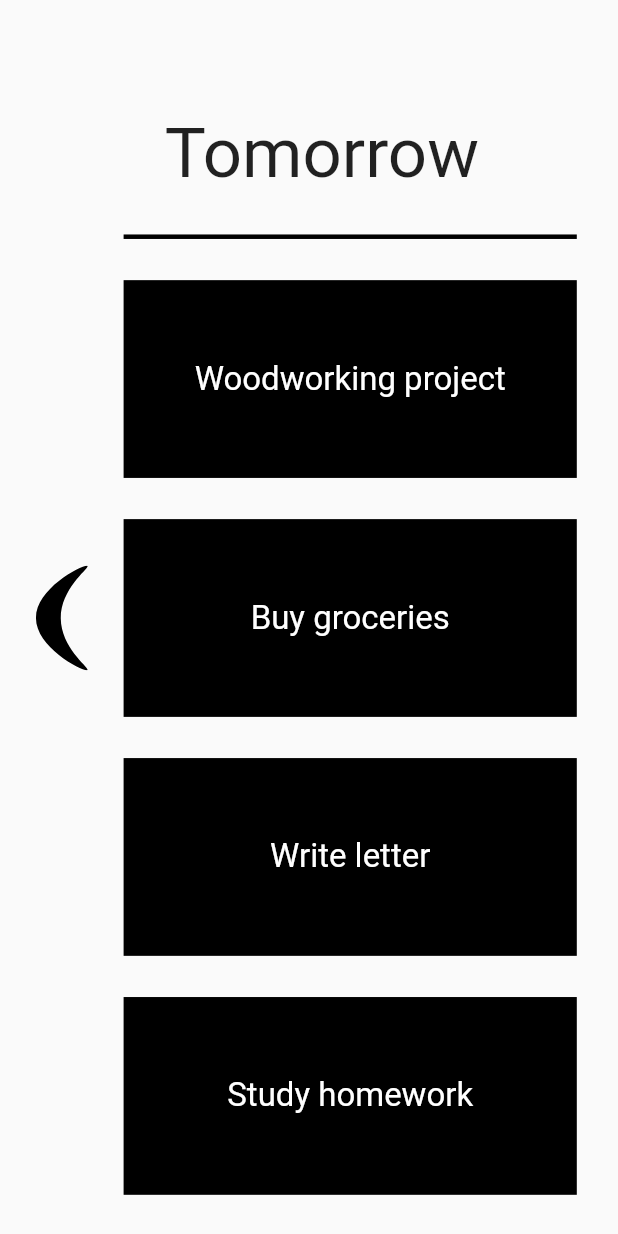
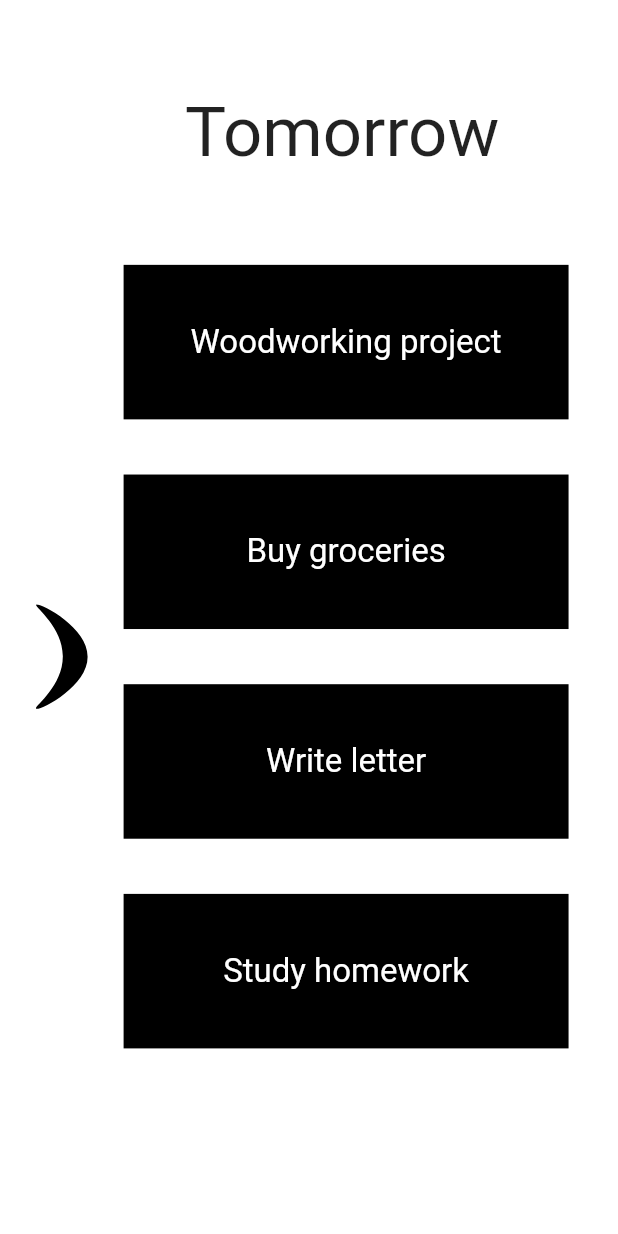
Before and after one commit to eighty4/todai, a Flutter app: the screen it shows after launch, after a tap on an icon or button, on a phone screen of 412 x 824 dp. Run offline on Flutter 3.47's test engine with Material 2 defaults, Android fonts, the phone set to English and light mode, and no system bars; our stand-ins replace flutter_svg.

Commit message:
refactoring ui

```diff
--- /dev/null
+++ b/lib/boomerang.dart
@@ -0,0 +1,94 @@
+import 'package:flutter/material.dart';
+import 'package:flutter_svg/svg.dart';
+import 'day.dart';
+import 'dimensions.dart';
+
+enum BoomerangDirection { up, right, down, left }
+
+extension on BoomerangDirection {
+  int quarterTurns() {
+    switch (this) {
+      case BoomerangDirection.up:
+        return 1;
+      case BoomerangDirection.right:
+        return 2;
+      case BoomerangDirection.down:
+        return 3;
+      case BoomerangDirection.left:
+        return 4;
+    }
+  }
+}
+
+class BoomerangSvgPicture extends StatelessWidget {
+  final BoomerangDirection direction;
+  final double height;
+  final double width;
+
+  const BoomerangSvgPicture(
+      {super.key,
+      required this.direction,
+      required this.height,
+      required this.width});
+
+  @override
+  Widget build(BuildContext context) {
+    return RotatedBox(
+      quarterTurns: direction.quarterTurns(),
+      child: SvgPicture.asset("assets/boomerang.svg",
+          height: height,
+          width: width,
+          alignment: Alignment.center,
+          color: Colors.black,
+          fit: BoxFit.contain),
+    );
+  }
+}
+
+class Boomerang extends StatelessWidget {
+  static const double svgWidth = 35;
+  static const double svgHeight = 70;
+  static const double halfSvgWidth = svgWidth / 2;
+  static const double halfSvgHeight = svgHeight / 2;
+
+  final Day day;
+  final TodaiDimensions dimensions;
+  final VoidCallback onTap;
+
+  const Boomerang(
+      {super.key,
+      required this.day,
+      required this.dimensions,
+      required this.onTap});
+
+  @override
+  Widget build(BuildContext context) {
+    final positionedFromTop = (dimensions.screenSize.height / 2) -
+        halfSvgHeight +
+        (dimensions.blockHeight / 4);
+    final positionedFromEdge = dimensions.gutterWidth / 2 - halfSvgWidth;
+    final svg = GestureDetector(
+      onTap: onTap,
+      child: BoomerangSvgPicture(
+          direction: day == Day.today
+              ? BoomerangDirection.left
+              : BoomerangDirection.right,
+          height: svgHeight,
+          width: svgWidth),
+    );
+    switch (day) {
+      case Day.today:
+        return Positioned(
+          top: positionedFromTop,
+          right: positionedFromEdge,
+          child: svg,
+        );
+      case Day.tomorrow:
+        return Positioned(
+          top: positionedFromTop,
+          left: positionedFromEdge,
+          child: svg,
+        );
+    }
+  }
+}
--- /dev/null
+++ b/lib/day.dart
@@ -0,0 +1,16 @@
+enum Day { today, tomorrow }
+
+extension DayFns on Day {
+  String label() {
+    switch (this) {
+      case Day.today:
+        return 'Today';
+      case Day.tomorrow:
+        return 'Tomorrow';
+    }
+  }
+
+  Day other() {
+    return this == Day.tomorrow ? Day.today : Day.tomorrow;
+  }
+}
--- /dev/null
+++ b/lib/dimensions.dart
@@ -0,0 +1,32 @@
+import 'package:flutter/widgets.dart';
+
+class TodaiDimensions {
+  final double blockHeight;
+  final EdgeInsets devicePadding;
+  final double edgePadding;
+  final double gutterWidth;
+  final Size screenSize;
+  final Size windowSize;
+
+  TodaiDimensions(
+      {required this.blockHeight,
+      required this.devicePadding,
+      required this.edgePadding,
+      required this.gutterWidth,
+      required this.windowSize})
+      : screenSize = Size(
+            windowSize.width - devicePadding.left - devicePadding.right,
+            windowSize.height - devicePadding.top - devicePadding.bottom);
+
+  factory TodaiDimensions.fromMediaQuery(
+      MediaQueryData mediaQuery, double verticalBlockProportion) {
+    final size = mediaQuery.size;
+    return TodaiDimensions(
+      blockHeight: verticalBlockProportion * size.height,
+      devicePadding: mediaQuery.padding,
+      edgePadding: .08 * size.width,
+      gutterWidth: .2 * size.width,
+      windowSize: size,
+    );
+  }
+}
--- a/lib/main.dart
+++ b/lib/main.dart
@@ -1,7 +1,9 @@
 import 'dart:math';
 import 'package:flutter/material.dart';
 import 'package:flutter/services.dart';
-import 'package:flutter_svg/flutter_svg.dart';
+import 'boomerang.dart';
+import 'day.dart';
+import 'dimensions.dart';
 
 const randomTodoLabels = <String>[
   'Woodworking project',
@@ -42,7 +44,7 @@ class TodaiApp extends StatelessWidget {
     return MaterialApp(
       title: 'Todai',
       debugShowCheckedModeBanner: false,
-      theme: ThemeData(backgroundColor: Colors.white),
+      theme: ThemeData(),
       home: const ResponsiveTodaiScreen(),
     );
   }
@@ -53,42 +55,33 @@ class ResponsiveTodaiScreen extends StatelessWidget {
 
   @override
   Widget build(BuildContext context) {
-    final size = MediaQuery.of(context).size;
     const todoCount = TodoCount.four;
-    final todoDimensions = TodoDimensions.fromScreenSize(size, todoCount);
-    final edgePadding = (size.width * .2);
-    return TodaiScreen(
-        todoCount: todoCount,
-        todoDimensions: todoDimensions,
-        edgePadding: edgePadding,
-        size: size);
+    final mediaQuery = MediaQuery.of(context);
+    final dimensions = TodaiDimensions.fromMediaQuery(
+        mediaQuery, todoCount.screenHeightProportion());
+
+    return TodaiScreen(todoCount: todoCount, dimensions: dimensions);
   }
 }
 
 class TodaiScreen extends StatefulWidget {
   final TodoCount todoCount;
-  final TodoDimensions todoDimensions;
-  final double edgePadding;
-  final Size size;
+  final TodaiDimensions dimensions;
 
   const TodaiScreen(
-      {super.key,
-      required this.todoCount,
-      required this.todoDimensions,
-      required this.edgePadding,
-      required this.size});
+      {super.key, required this.todoCount, required this.dimensions});
 
   @override
   State<TodaiScreen> createState() => _TodaiScreenState();
 }
 
 class _TodaiScreenState extends State<TodaiScreen> {
-  late TodoDay day;
+  late Day day;
 
   @override
   void initState() {
     super.initState();
-    day = TodoDay.today;
+    day = Day.today;
   }
 
   @override
@@ -98,37 +91,42 @@ class _TodaiScreenState extends State<TodaiScreen> {
       statusBarIconBrightness: Brightness.dark,
     ));
     return Scaffold(
-      body: Stack(
+      body: Padding(
+        padding: widget.dimensions.devicePadding,
+        child: Container(
+          color: Colors.white,
+          child: Stack(
             children: [
               Positioned(
                   top: 0,
                   left: calcPositionFromLeft(),
                   bottom: 0,
                   right: calcPositionFromRight(),
-              child: TodoList(
+                  child: TimeBlockScreen(
                       day: day,
                       todoCount: widget.todoCount,
-                  todoDimensions: widget.todoDimensions)),
+                      dimensions: widget.dimensions)),
               Boomerang(
                   day: day,
-              edgePadding: widget.edgePadding,
-              windowSize: widget.size,
+                  dimensions: widget.dimensions,
                   onTap: () => setState(() => day = day.other())),
             ],
+          ),
+        ),
       ),
     );
   }
 
   double calcPositionFromRight() {
-    return day == TodoDay.today
-        ? widget.edgePadding
-        : widget.todoDimensions.padding;
+    return day == Day.today
+        ? widget.dimensions.gutterWidth
+        : widget.dimensions.edgePadding;
   }
 
   double calcPositionFromLeft() {
-    return day == TodoDay.today
-        ? widget.todoDimensions.padding
-        : widget.edgePadding;
+    return day == Day.today
+        ? widget.dimensions.edgePadding
+        : widget.dimensions.gutterWidth;
   }
 }
 
@@ -147,104 +145,26 @@ extension TodoDimensionFns on TodoCount {
     }
   }
 
-  int numberOfTodoDivisions() => numberOfTodos() + 1;
-
-  int numberOfPaddingDivisions() => numberOfTodoDivisions() + 1;
-
-  double todoHeightProportion() {
+  double screenHeightProportion() {
     switch (this) {
       case TodoCount.four:
-        return .16;
+        return 1 / 8; // 1 / 4 todos + 2 padding + 1 header + 1 footer
       case TodoCount.five:
-        return .128; // 4 * .16 / 5
-    }
-  }
-
-  double todoPaddingProportion() {
-    return (1 - (todoHeightProportion() * numberOfTodoDivisions())) /
-        numberOfPaddingDivisions();
-  }
-}
-
-class TodoDimensions {
-  static double calculateTodoHeight(Size size, TodoCount todoCount) {
-    return size.height * todoCount.todoHeightProportion();
-  }
-
-  static double calculateTodoPadding(Size size, TodoCount todoCount) {
-    return size.height * todoCount.todoPaddingProportion();
-  }
-
-  final double height;
-  final double padding;
-
-  TodoDimensions({required this.height, required this.padding});
-
-  factory TodoDimensions.fromScreenSize(Size size, TodoCount todoCount) {
-    return TodoDimensions(
-        height: calculateTodoHeight(size, todoCount),
-        padding: calculateTodoPadding(size, todoCount));
-  }
-}
-
-class Boomerang extends StatelessWidget {
-  static const double svgWidth = 35;
-  static const double svgHeight = 70;
-  static const double halfSvgWidth = svgWidth / 2;
-  static const double halfSvgHeight = svgHeight / 2;
-
-  final TodoDay day;
-  final Size windowSize;
-  final double edgePadding;
-  final VoidCallback onTap;
-
-  const Boomerang(
-      {super.key,
-      required this.day,
-      required this.windowSize,
-      required this.edgePadding,
-      required this.onTap});
-
-  @override
-  Widget build(BuildContext context) {
-    final positionedFromTop = windowSize.height / 2 - halfSvgHeight;
-    final positionedFromEdge = edgePadding / 2 - halfSvgWidth;
-    final svg = GestureDetector(
-      onTap: onTap,
-      child: SvgPicture.asset("assets/boomerang.svg",
-          height: svgHeight,
-          width: svgWidth,
-          alignment: Alignment.center,
-          color: Colors.black,
-          fit: BoxFit.contain),
-    );
-    switch (day) {
-      case TodoDay.today:
-        return Positioned(
-          top: positionedFromTop,
-          right: positionedFromEdge,
-          child: svg,
-        );
-      case TodoDay.tomorrow:
-        return Positioned(
-          top: positionedFromTop,
-          left: positionedFromEdge,
-          child: svg,
-        );
+        return 1 / 10; // 1 / 5 todos + 3 padding + 1 header + 1 footer
     }
   }
 }
 
-class TodoList extends StatelessWidget {
-  final TodoDay day;
+class TimeBlockScreen extends StatelessWidget {
+  final Day day;
   final TodoCount todoCount;
-  final TodoDimensions todoDimensions;
+  final TodaiDimensions dimensions;
 
-  const TodoList(
+  const TimeBlockScreen(
       {super.key,
       required this.day,
       required this.todoCount,
-      required this.todoDimensions});
+      required this.dimensions});
 
   @override
   Widget build(BuildContext context) {
@@ -253,73 +173,75 @@ class TodoList extends StatelessWidget {
         mainAxisSize: MainAxisSize.max,
         mainAxisAlignment: MainAxisAlignment.spaceEvenly,
         children: [
-          DayHeader(day: day, todoDimensions: todoDimensions),
+          TimeBlockHeader(day: day, dimensions: dimensions),
           ...todos
-              .map((label) => TodoBox(
+              .map((label) => TimeBlockBox(
                   selected: 0,
                   label: label,
-                  height: todoDimensions.height,
+                  height: dimensions.blockHeight,
                   placeholder: false))
               .toList(),
+          SizedBox(
+            height: dimensions.blockHeight / 2,
+            child: Container(
+              color: Colors.transparent,
+            ),
+          ),
         ]);
   }
 }
 
-class DayHeader extends StatelessWidget {
+class TimeBlockHeader extends StatelessWidget {
   static const labelStyle = TextStyle(fontSize: 46);
 
-  final TodoDay day;
-  final TodoDimensions todoDimensions;
+  final Day day;
+  final TodaiDimensions dimensions;
 
-  const DayHeader({super.key, required this.day, required this.todoDimensions});
+  const TimeBlockHeader(
+      {super.key, required this.day, required this.dimensions});
 
   @override
   Widget build(BuildContext context) {
-    return SizedBox(
-      height: todoDimensions.height,
-      child: Column(
-        crossAxisAlignment: CrossAxisAlignment.start,
+    // final lineHeight = dimensions.blockHeight;
+    const double lineHeight = 0;
+    return Container(
+      color: Colors.transparent,
+      child: SizedBox(
+        height: dimensions.blockHeight,
+        child: Stack(
           children: [
-          const Spacer(),
-          Padding(
-            padding: EdgeInsets.only(
-                left: todoDimensions.padding, bottom: todoDimensions.padding),
+            Positioned(
+                left: 0,
+                right: 0,
+                top: dimensions.blockHeight - lineHeight,
+                child: Container(height: lineHeight, color: Colors.black)),
+            Align(
+                alignment: Alignment.centerLeft,
+                child: Padding(
+                  padding: EdgeInsets.only(left: dimensions.edgePadding),
+                  child: Container(
+                    color: Colors.white,
+                    child: Padding(
+                      padding: const EdgeInsets.symmetric(
+                          vertical: 4, horizontal: 8),
                       child: Text(day.label(), style: labelStyle),
                     ),
-          Container(
-            constraints: const BoxConstraints.expand(height: 3),
-            color: Colors.black,
-          )
+                  ),
+                )),
           ],
+        ),
       ),
     );
   }
 }
 
-enum TodoDay { today, tomorrow }
-
-extension TodoDayFns on TodoDay {
-  String label() {
-    switch (this) {
-      case TodoDay.today:
-        return 'Today';
-      case TodoDay.tomorrow:
-        return 'Tomorrow';
-    }
-  }
-
-  TodoDay other() {
-    return this == TodoDay.tomorrow ? TodoDay.today : TodoDay.tomorrow;
-  }
-}
-
-class TodoBox extends StatelessWidget {
+class TimeBlockBox extends StatelessWidget {
   final int selected;
   final String label;
   final bool placeholder;
   final double height;
 
-  const TodoBox(
+  const TimeBlockBox(
       {super.key,
       required this.height,
       required this.selected,
```
Lines whose indentation alone changed are shown as unchanged.
